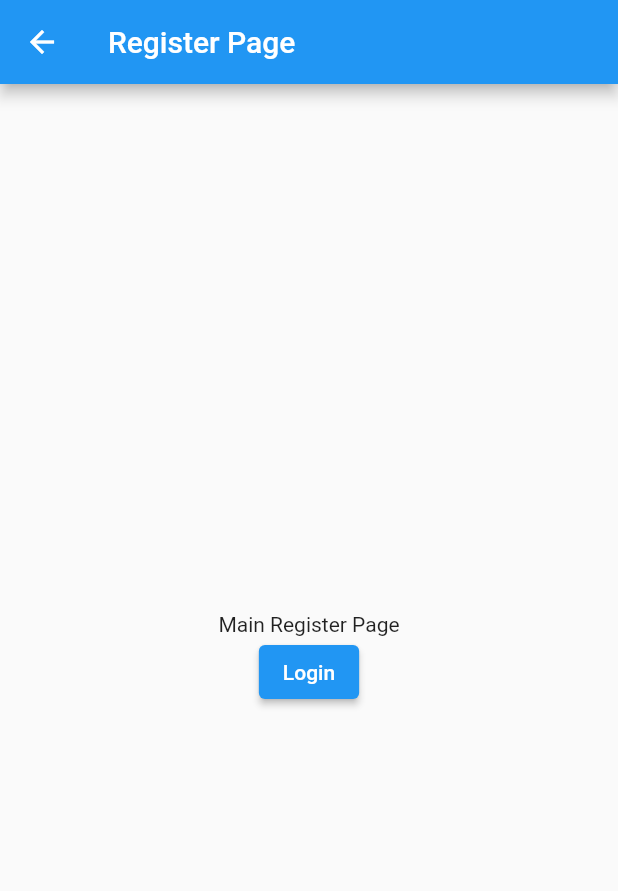
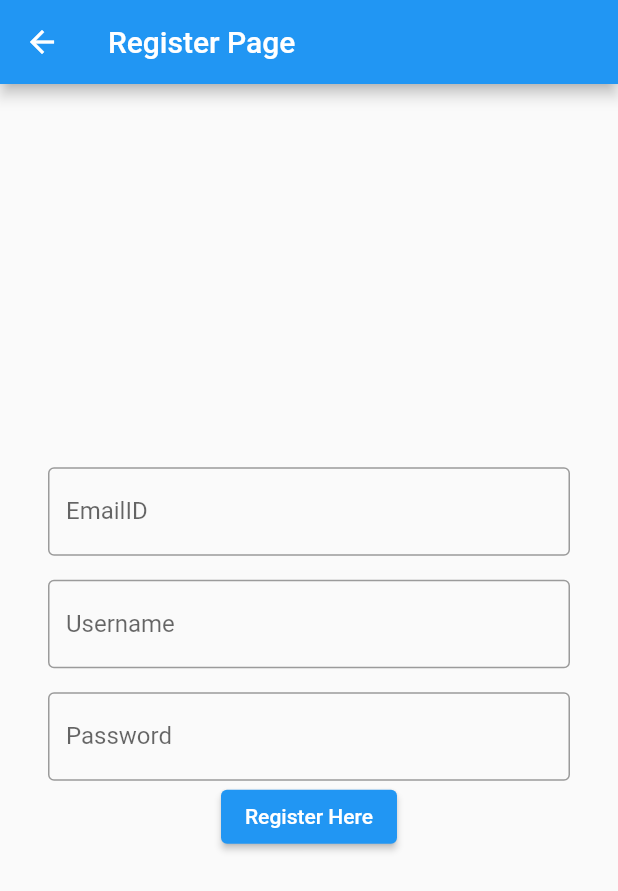
Before and after one commit to sambhavnrana/Advanced-Text-To-Speech, a Flutter app: the RegisterPage screen opened directly, on a phone screen of 412 x 824 dp. Shown: the top 891 px of the screen. Run offline on Flutter 3.47's test engine with Material 2 defaults, Android fonts, the phone set to English and light mode, and no system bars.

Commit message:
added login and register

```diff
--- a/lib/Pages/Auth/register_page.dart
+++ b/lib/Pages/Auth/register_page.dart
@@ -11,23 +11,51 @@ class _RegisterPageState extends State<RegisterPage> {
   @override
   Widget build(BuildContext context) {
     return Scaffold(
-        appBar: AppBar(
-          title: const Text("Register Page"),
-        ),
-        body: SafeArea(
+      appBar: AppBar(
+        leading: BackButton(),
+        automaticallyImplyLeading: true,
+        title: const Text("Register Page"),
+      ),
+      body: SafeArea(
+        child: Padding(
+          padding: const EdgeInsets.all(32.0),
           child: Column(
             mainAxisAlignment: MainAxisAlignment.center,
             children: [
-              Center(child: const Text("Main Register Page"),),
+              TextField(
+                decoration: InputDecoration(
+                  border: OutlineInputBorder(),
+                  labelText: "EmailID",
+                ),
+              ),
+              SizedBox(
+                height: 16.0,
+              ),
+              TextField(
+                decoration: InputDecoration(
+                  border: OutlineInputBorder(),
+                  labelText: "Username",
+                ),
+              ),
+              SizedBox(
+                height: 16.0,
+              ),
+              TextField(
+                decoration: InputDecoration(
+                  border: OutlineInputBorder(),
+                  labelText: "Password",
+                ),
+              ),
               ElevatedButton(
                 onPressed: () {
-                  Navigator.pushReplacementNamed(context, '/login');
+                  Navigator.pushReplacementNamed(context, '/welcome');
                 },
-                child: const Text("Login"),
+                child: const Text("Register Here"),
               ),
             ],
           ),
-        )
+        ),
+      ),
     );
   }
 }
--- a/lib/main.dart
+++ b/lib/main.dart
@@ -1,6 +1,8 @@
 import 'package:flutter/material.dart';
 import 'package:tts/Pages/Auth/login_page.dart';
 import 'package:tts/Pages/Auth/register_page.dart';
+import 'package:tts/Pages/Auth/homepage.dart';
+import 'package:tts/Pages/Auth/welcome.dart';
 
 void main() {
   runApp(const MyApp());
@@ -26,10 +28,12 @@ class MyHomePage extends StatelessWidget {
   Widget build(BuildContext context) {
     return MaterialApp(
       debugShowCheckedModeBanner: false,
-      initialRoute: '/register',
+      initialRoute: '/home',
       routes: {
         '/login': (context) => const LoginPage(),
         '/register': (context) => const RegisterPage(),
+        '/home': (context) => const HomePage(),
+        '/welcome': (context) => const welcome(),
       },
     );
   }
```
Also changed, not shown: lib/Pages/Auth/homepage.dart (added, +40 -0 lines), lib/Pages/Auth/login_page.dart (+6 -4 lines), lib/Pages/Auth/welcome.dart (added, +16 -0 lines).
